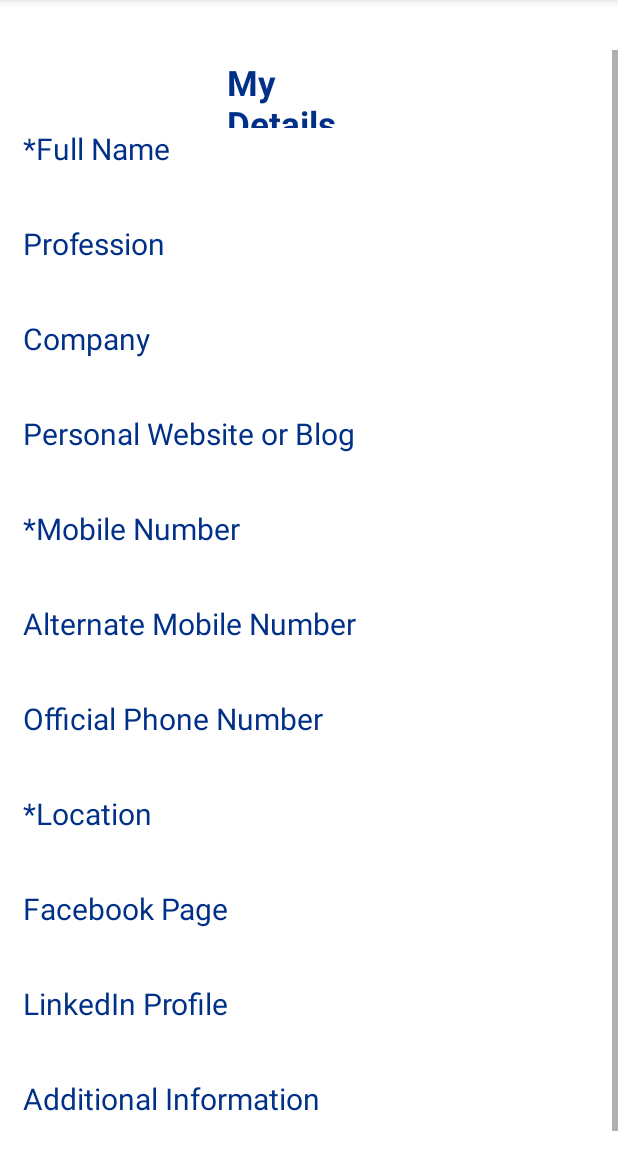
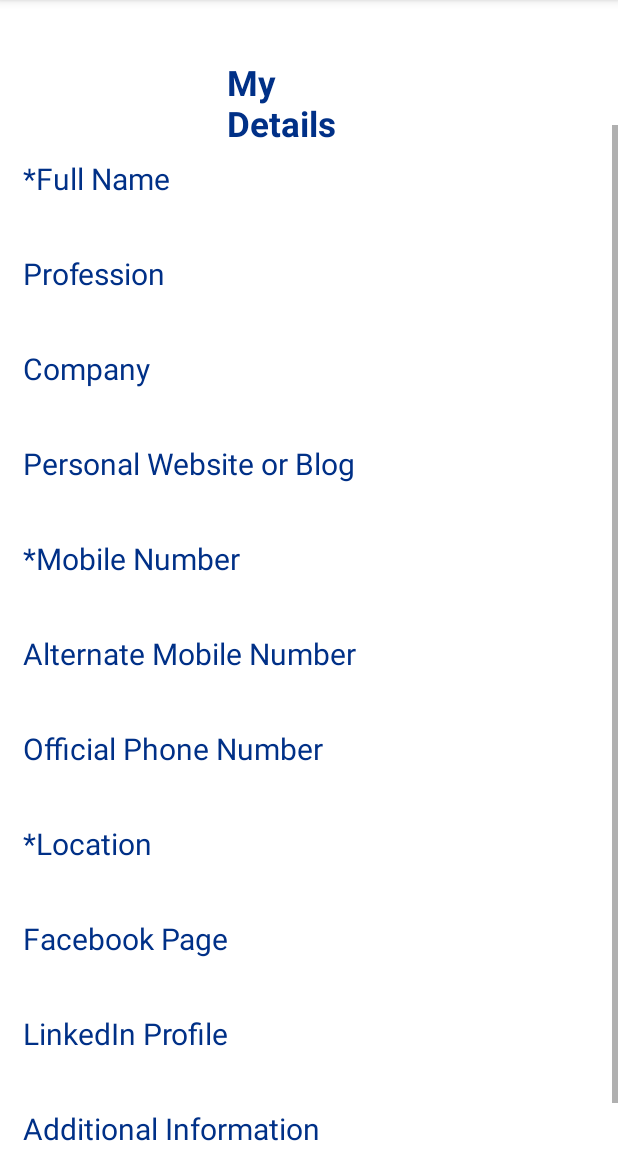
Before and after one commit to InvincibleSarthak/Contact-Sharing, an Android app: the ProfileFragment screen opened directly, with no data from a screen before it, on a phone screen of 412 x 824 dp, the part 84-1236 px from its top. Run offline under Robolectric (Android 15) with nearby library versions, the phone set to English and light mode, and no system bars.

Commit message:
My Details scroll problem resolved

```diff
--- a/app/src/main/res/layout/fragment_profile.xml
+++ b/app/src/main/res/layout/fragment_profile.xml
@@ -37,7 +37,7 @@
         android:layout_alignParentTop="true"
         android:layout_marginStart="0dp"
         android:layout_marginLeft="0dp"
-        android:layout_marginTop="33dp"
+        android:layout_marginTop="83dp"
         app:layout_constraintTop_toBottomOf="@id/profile_heading">
 
         <LinearLayout
@@ -64,7 +64,7 @@
                     android:id="@+id/fullName"
                     android:layout_width="match_parent"
                     android:layout_height="wrap_content"
-                    android:layout_marginTop="52dp"
+                    android:layout_marginTop="22dp"
                     android:background="@android:color/white"
                     android:ems="10"
                     android:hint="@string/full_name"
```
